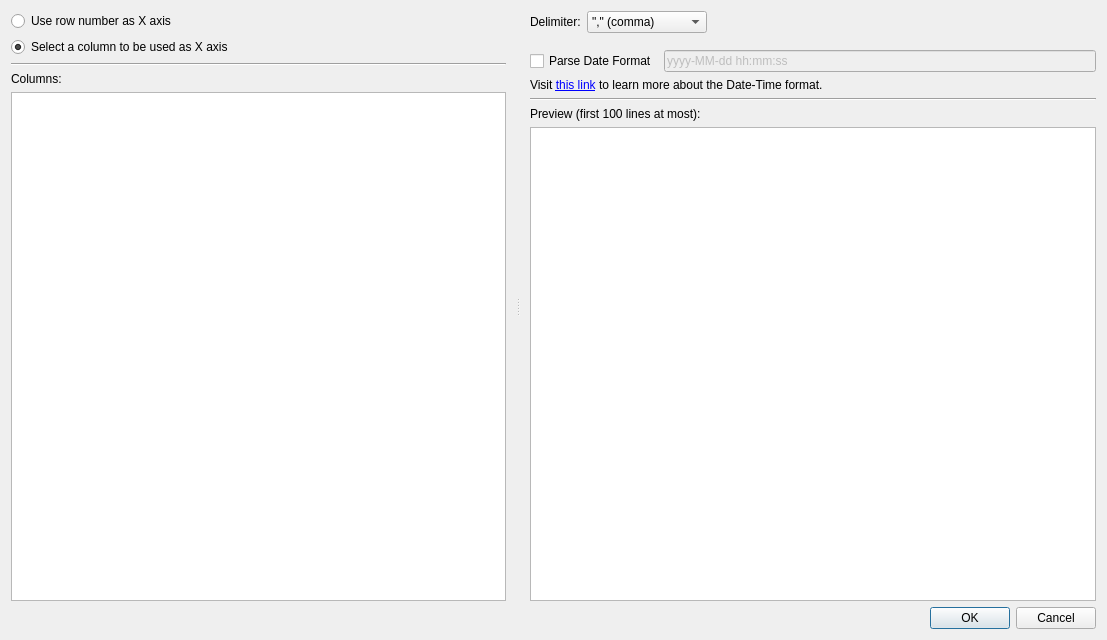
Above: plotjuggler_plugins/DataLoadCSV/dataload_csv.ui from facontidavide/plotjuggler-release before the change. Below: the same form after it.
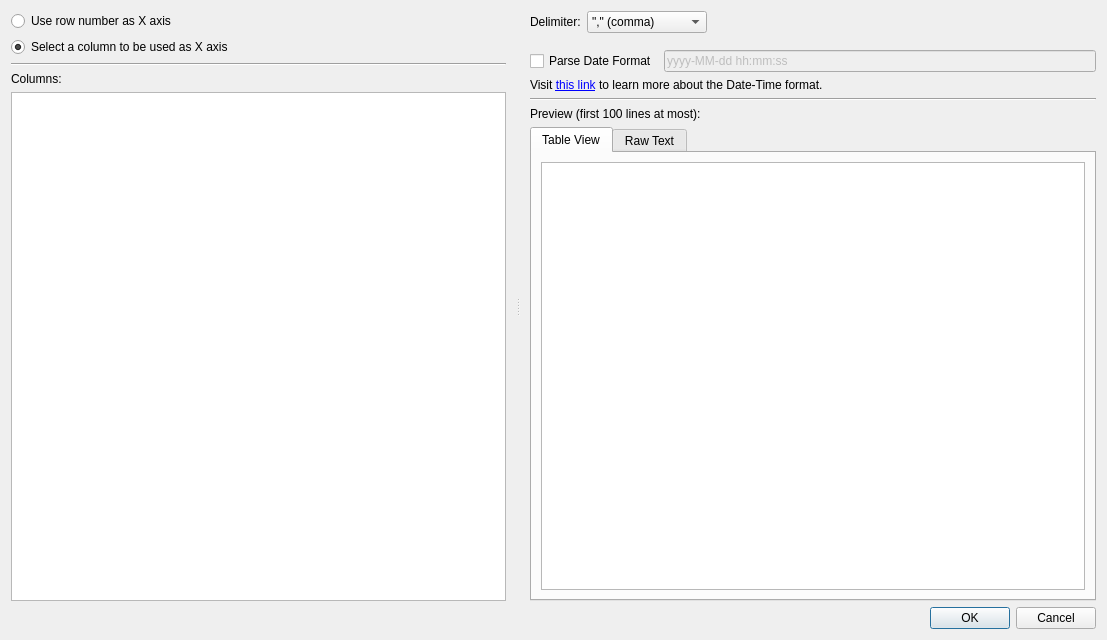
That is the form after the change. Custom widgets are drawn as their Qt base class.

What changed in the file:
```diff
--- a/plotjuggler_plugins/DataLoadCSV/dataload_csv.ui
+++ b/plotjuggler_plugins/DataLoadCSV/dataload_csv.ui
@@ -166,13 +166,68 @@
         </widget>
        </item>
        <item>
-        <widget class="QPlainTextEdit" name="rawText">
-         <property name="lineWrapMode">
-          <enum>QPlainTextEdit::NoWrap</enum>
+        <widget class="QTabWidget" name="tabWidget">
+         <property name="currentIndex">
+          <number>0</number>
          </property>
-         <property name="readOnly">
-          <bool>true</bool>
-         </property>
+         <widget class="QWidget" name="tab_4">
+          <attribute name="title">
+           <string>Table View</string>
+          </attribute>
+          <layout class="QVBoxLayout" name="verticalLayout_7">
+           <item>
+            <widget class="QTableView" name="tableView">
+             <property name="sizePolicy">
+              <sizepolicy hsizetype="Expanding" vsizetype="Expanding">
+               <horstretch>1</horstretch>
+               <verstretch>1</verstretch>
+              </sizepolicy>
+             </property>
+             <property name="layoutDirection">
+              <enum>Qt::LeftToRight</enum>
+             </property>
+             <property name="editTriggers">
+              <set>QAbstractItemView::NoEditTriggers</set>
+             </property>
+             <property name="showDropIndicator" stdset="0">
+              <bool>false</bool>
+             </property>
+             <property name="dragDropOverwriteMode">
+              <bool>false</bool>
+             </property>
+             <property name="wordWrap">
+              <bool>true</bool>
+             </property>
+             <attribute name="verticalHeaderStretchLastSection">
+              <bool>false</bool>
+             </attribute>
+            </widget>
+           </item>
+          </layout>
+         </widget>
+         <widget class="QWidget" name="tab_3">
+          <attribute name="title">
+           <string>Raw Text</string>
+          </attribute>
+          <layout class="QVBoxLayout" name="verticalLayout_9">
+           <item>
+            <widget class="QCodeEditor" name="rawText">
+             <property name="sizePolicy">
+              <sizepolicy hsizetype="Preferred" vsizetype="Preferred">
+               <horstretch>1</horstretch>
+               <verstretch>1</verstretch>
+              </sizepolicy>
+             </property>
+             <property name="lineWrapMode">
+              <enum>QTextEdit::NoWrap</enum>
+             </property>
+             <property name="readOnly">
+              <bool>true</bool>
+             </property>
+            </widget>
+           </item>
+          </layout>
+         </widget>
         </widget>
        </item>
       </layout>
@@ -194,6 +249,13 @@
    </item>
   </layout>
  </widget>
+ <customwidgets>
+  <customwidget>
+   <class>QCodeEditor</class>
+   <extends>QTextEdit</extends>
+   <header location="global">QCodeEditor</header>
+  </customwidget>
+ </customwidgets>
  <resources/>
  <connections>
   <connection>
```
